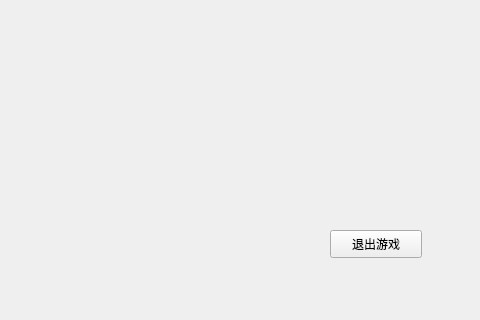
First picture: the form in Surakarta/widget.ui, repository lowl6/Surakarta, before the edit; both pictures show x 320 to 800 and y 280 to 600 of the 800 by 600 pixel window.
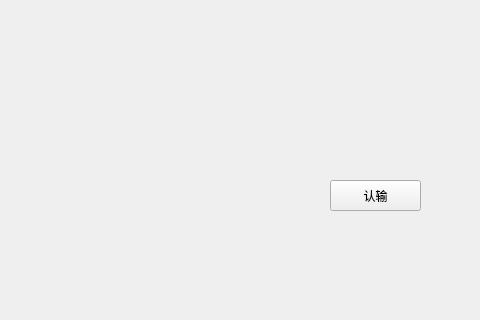
Second picture: the form after the edit.

```diff
--- a/Surakarta/widget.ui
+++ b/Surakarta/widget.ui
@@ -17,13 +17,13 @@
    <property name="geometry">
     <rect>
      <x>650</x>
-     <y>510</y>
-     <width>92</width>
-     <height>28</height>
+     <y>460</y>
+     <width>91</width>
+     <height>31</height>
     </rect>
    </property>
    <property name="text">
-    <string>退出游戏</string>
+    <string>认输</string>
    </property>
   </widget>
  </widget>
```
Left out of the diff: 21 changed lines with no effect on the pictures.
